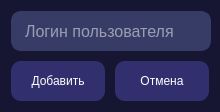
First picture: the form in interfaces/new_member.ui, repository ArtShibaev/Bugtracker, before the edit.
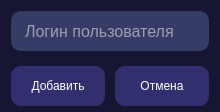
Second picture: the form after the edit.

Commit message: Исправлен попап инвайта участника

Diff of the .ui file:
```diff
--- a/interfaces/new_member.ui
+++ b/interfaces/new_member.ui
@@ -36,7 +36,7 @@
       <number>0</number>
      </property>
      <property name="verticalSpacing">
-      <number>10</number>
+      <number>20</number>
      </property>
      <item row="0" column="0">
       <widget class="QLineEdit" name="user_login">
@@ -45,7 +45,7 @@
        </property>
        <property name="minimumSize">
         <size>
-         <width>200</width>
+         <width>150</width>
          <height>40</height>
         </size>
        </property>
```
